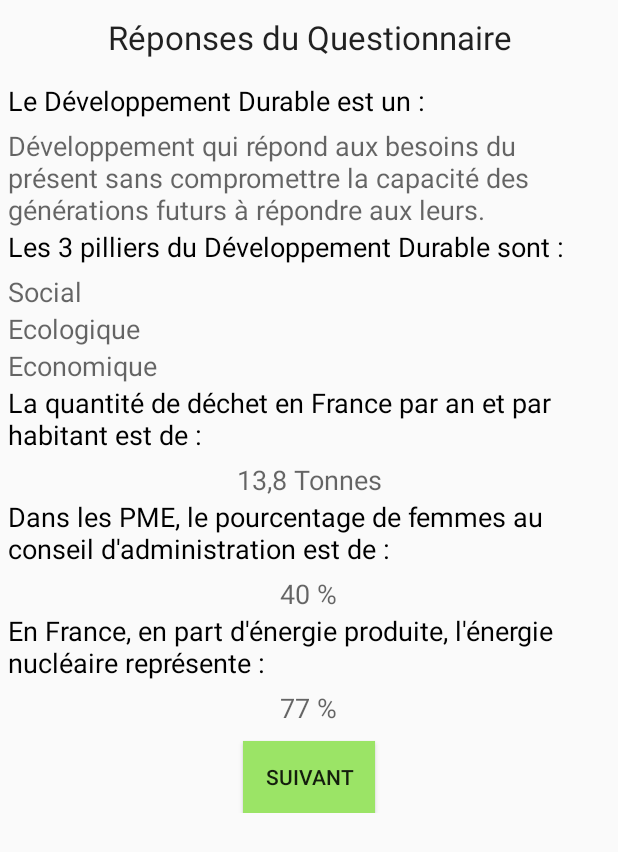
After one commit to Eddupdup/OneIdeaADay, an Android app: the Resultats screen opened directly, with no data from a screen before it, on a phone screen of 412 x 824 dp. The commit adds this screen. Shown: the top 852 px of the screen. Run offline under Robolectric (Android 15) with nearby library versions, the light colour scheme and no system bars; 8 statements that could not run were skipped.

```diff
--- a/app/src/main/AndroidManifest.xml
+++ b/app/src/main/AndroidManifest.xml
@@ -18,11 +18,13 @@
                 <category android:name="android.intent.category.LAUNCHER" />
             </intent-filter>
         </activity>
+
         <activity android:name=".Presentation"/>
         <activity android:name=".Questionnaire"/>
         <activity
             android:name=".Accueil"
             android:label="@string/title_activity_accueil" />
+        <activity android:name=".Resultats"/>
         <activity
             android:name=".MyActivity"
             android:label="@string/title_activity_my" />
--- /dev/null
+++ b/app/src/main/java/oneideaaday/oneideaaday/Resultats.java
@@ -0,0 +1,76 @@
+package oneideaaday.oneideaaday;
+
+import android.app.Activity;
+import android.content.Intent;
+import android.graphics.Color;
+import android.os.Bundle;
+import android.view.Menu;
+import android.view.View;
+import android.widget.TextView;
+
+
+/**
+ * Created by edouarddupont on 28/03/15.
+ */
+public class Resultats extends Activity {
+    View rootview;
+
+    @Override
+    public void onCreate(Bundle savedInstanceState) {
+        super.onCreate(savedInstanceState);
+        Bundle extras = getIntent().getExtras();
+        int[] answers = extras.getIntArray("answers");
+        setContentView(R.layout.activity_resultats);
+        TextView answer2 = (TextView) findViewById(R.id.textView20);
+        TextView answer31 = (TextView) findViewById(R.id.textView28);
+        TextView answer32 = (TextView) findViewById(R.id.textView29);
+        TextView answer33 = (TextView) findViewById(R.id.textView30);
+        TextView answer4 = (TextView) findViewById(R.id.textView22);
+        TextView answer5 = (TextView) findViewById(R.id.textView24);
+        TextView answer6 = (TextView) findViewById(R.id.textView26);
+        if (answers[0]!=R.id.quest2answ1) {
+            answer2.setTextColor(Color.parseColor("#008000"));
+        };
+
+        if ((answers[1]!=R.id.quest3answ1)&&(answers[1]!=0)) {
+            answer31.setTextColor(Color.parseColor("#008000"));
+        }
+        if ((answers[3]!=R.id.quest3answ3)&&(answers[3]!=0)) {
+            answer32.setTextColor(Color.parseColor("#008000"));
+        }
+        if ((answers[4]!=R.id.quest3answ4)&&(answers[4]!=0)) {
+            answer33.setTextColor(Color.parseColor("#008000"));
+        }
+
+        if (answers[5]!=R.id.quest4answ3) {
+            answer4.setTextColor(Color.parseColor("#008000"));
+        }
+
+        if (answers[6]!=R.id.quest5answ2) {
+            answer5.setTextColor(Color.parseColor("#008000"));
+        }
+
+        if (answers[7]!=R.id.quest6answ3) {
+            answer6.setTextColor(Color.parseColor("#008000"));
+        }
+
+    }
+
+    public void onRestart () {
+        super.onRestart();
+        setContentView(R.layout.activity_resultats);
+    }
+
+    @Override
+    public boolean onCreateOptionsMenu(Menu menu) {
+        getMenuInflater().inflate(R.menu.menu_main, menu);
+        return true;
+    }
+
+    public void onclickButton(View view) {
+        Intent intent = new Intent(this,MyActivity.class);
+        startActivity(intent);
+        finish();
+    }
+
+}
--- /dev/null
+++ b/app/src/main/res/layout/activity_resultats.xml
@@ -0,0 +1,152 @@
+<?xml version="1.0" encoding="utf-8"?>
+
+<ScrollView
+    xmlns:android="http://schemas.android.com/apk/res/android"
+    android:layout_width="fill_parent"
+    android:layout_height="fill_parent">
+
+    <LinearLayout
+        xmlns:android="http://schemas.android.com/apk/res/android"
+        android:orientation="vertical"
+        android:layout_width="match_parent"
+        android:layout_height="match_parent"
+        android:clickable="false">
+
+        <TextView
+            android:layout_width="fill_parent"
+            android:layout_height="wrap_content"
+            android:textAppearance="?android:attr/textAppearanceLarge"
+            android:text="Réponses du Questionnaire"
+            android:id="@+id/textView18"
+            android:layout_gravity="center_horizontal|top"
+            android:layout_marginTop="10dp"
+            android:gravity="center_horizontal" />
+
+        <TextView
+            android:layout_width="wrap_content"
+            android:layout_height="wrap_content"
+            android:textAppearance="?android:attr/textAppearanceMedium"
+            android:text="Le Développement Durable est un :"
+            android:id="@+id/textView19"
+            android:layout_marginTop="15dp"
+            android:layout_marginLeft="5dp"
+            android:textColor="#000000" />
+
+        <TextView
+            android:layout_width="wrap_content"
+            android:layout_height="wrap_content"
+            android:textAppearance="?android:attr/textAppearanceMedium"
+            android:text="Développement qui répond aux besoins du présent sans compromettre la capacité des générations futurs à répondre aux leurs."
+            android:id="@+id/textView20"
+            android:layout_marginLeft="5dp"
+            android:layout_marginRight="5dp"
+            android:layout_marginTop="5dp" />
+
+        <TextView
+            android:layout_width="wrap_content"
+            android:layout_height="wrap_content"
+            android:textAppearance="?android:attr/textAppearanceMedium"
+            android:text="Les 3 pilliers du Développement Durable sont :"
+            android:id="@+id/textView27"
+            android:textColor="#000000"
+            android:layout_marginLeft="5dp"
+            android:layout_marginRight="5dp" />
+
+        <TextView
+            android:layout_width="wrap_content"
+            android:layout_height="wrap_content"
+            android:textAppearance="?android:attr/textAppearanceMedium"
+            android:text="Social"
+            android:id="@+id/textView28"
+            android:layout_marginLeft="5dp"
+            android:layout_marginTop="5dp" />
+
+        <TextView
+            android:layout_width="wrap_content"
+            android:layout_height="wrap_content"
+            android:textAppearance="?android:attr/textAppearanceMedium"
+            android:text="Ecologique"
+            android:id="@+id/textView29"
+            android:layout_marginLeft="5dp" />
+
+        <TextView
+            android:layout_width="wrap_content"
+            android:layout_height="wrap_content"
+            android:textAppearance="?android:attr/textAppearanceMedium"
+            android:text="Economique"
+            android:id="@+id/textView30"
+            android:layout_marginLeft="5dp" />
+
+        <TextView
+            android:layout_width="wrap_content"
+            android:layout_height="wrap_content"
+            android:textAppearance="?android:attr/textAppearanceMedium"
+            android:text="La quantité de déchet en France par an et par habitant est de :"
+            android:id="@+id/textView21"
+            android:textColor="#000000"
+            android:layout_marginLeft="5dp"
+            android:layout_marginRight="5dp" />
+
+        <TextView
+            android:layout_width="fill_parent"
+            android:layout_height="wrap_content"
+            android:textAppearance="?android:attr/textAppearanceMedium"
+            android:text="13,8 Tonnes"
+            android:id="@+id/textView22"
+            android:gravity="center_horizontal"
+            android:layout_marginTop="5dp" />
+
+        <TextView
+            android:layout_width="fill_parent"
+            android:layout_height="wrap_content"
+            android:textAppearance="?android:attr/textAppearanceMedium"
+            android:text="Dans les PME, le pourcentage de femmes au conseil d&apos;administration est de :"
+            android:id="@+id/textView23"
+            android:layout_gravity="center_horizontal"
+            android:textColor="#000000"
+            android:layout_marginLeft="5dp"
+            android:layout_marginRight="5dp" />
+
+        <TextView
+            android:layout_width="wrap_content"
+            android:layout_height="wrap_content"
+            android:textAppearance="?android:attr/textAppearanceMedium"
+            android:text="40 %"
+            android:id="@+id/textView24"
+            android:layout_gravity="center_horizontal"
+            android:layout_marginTop="5dp" />
+
+        <TextView
+            android:layout_width="fill_parent"
+            android:layout_height="wrap_content"
+            android:textAppearance="?android:attr/textAppearanceMedium"
+            android:text="En France, en part d&apos;énergie produite, l&apos;énergie nucléaire représente :"
+            android:id="@+id/textView25"
+            android:layout_gravity="center_horizontal"
+            android:textColor="#000000"
+            android:layout_marginLeft="5dp"
+            android:layout_marginRight="5dp" />
+
+        <TextView
+            android:layout_width="wrap_content"
+            android:layout_height="wrap_content"
+            android:textAppearance="?android:attr/textAppearanceMedium"
+            android:text="77 %"
+            android:id="@+id/textView26"
+            android:layout_gravity="center_horizontal"
+            android:layout_marginTop="5dp" />
+
+        <Button
+            android:layout_width="wrap_content"
+            android:layout_height="wrap_content"
+            android:text="Suivant"
+            android:id="@+id/button"
+            android:layout_gravity="center_horizontal"
+            android:layout_marginTop="10dp"
+            android:background="#9be466"
+            android:clickable="true"
+            android:onClick="onclickButton"/>
+
+    </LinearLayout>
+
+</ScrollView>
--- a/app/src/main/res/values/strings.xml
+++ b/app/src/main/res/values/strings.xml
@@ -29,4 +29,7 @@
     <string name="title_activity_main">MainActivity</string>
     <string name="title_menu">Menu</string>
 
+<!-- TODO: Remove or change this placeholder text -->
+    <string name="hello_blank_fragment">Hello blank fragment</string>
+
 </resources>
```
Also changed, not shown: app/src/main/java/oneideaaday/oneideaaday/Questionnaire.java (+44 -15 lines), app/src/main/res/layout/questionnaire.xml (+17 -18 lines).
